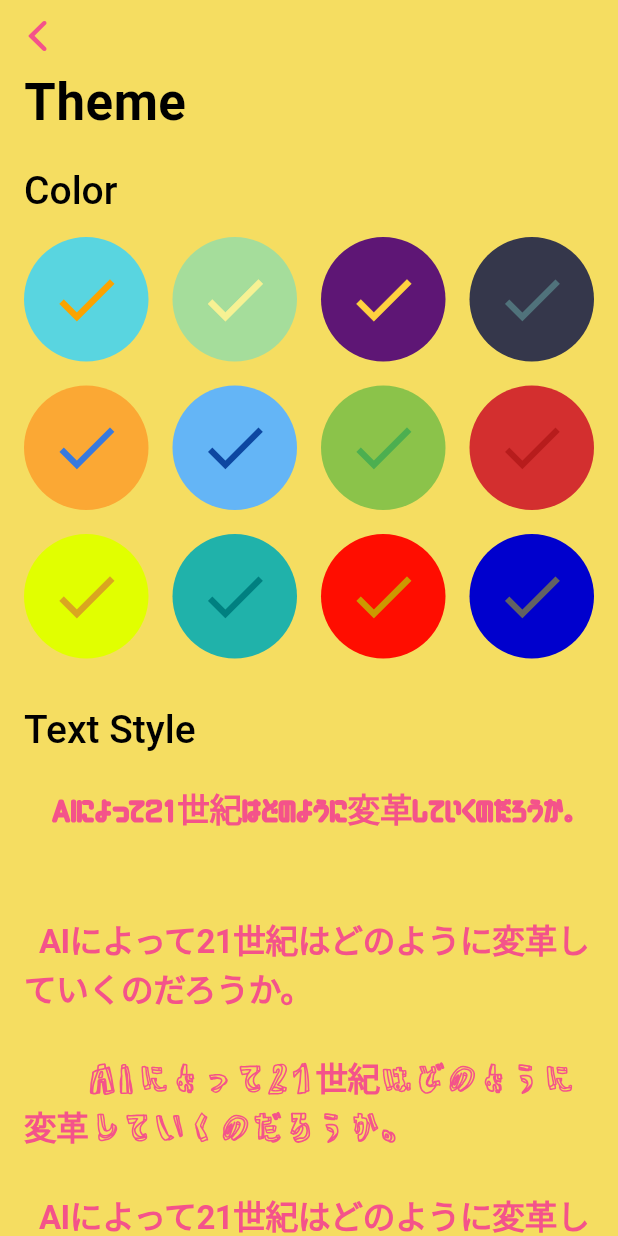
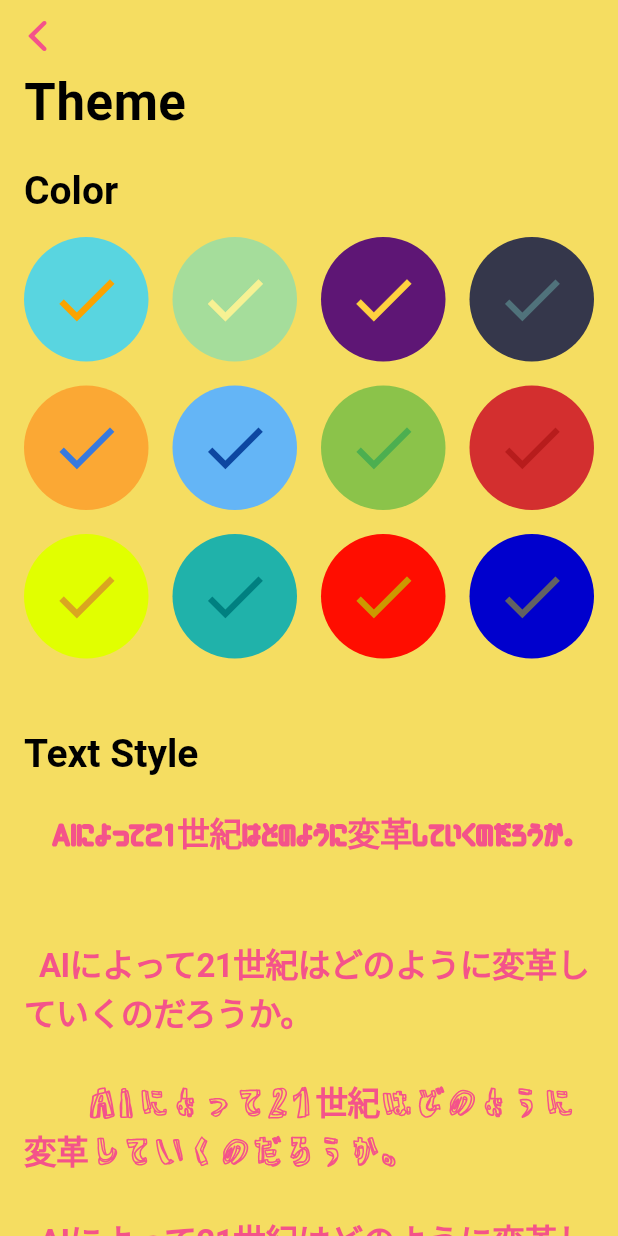
Before and after one commit to kolbe-ryo/count_habits, a Flutter app: the ThemeSettingPage screen opened directly, on a phone screen of 412 x 824 dp. Run offline on Flutter 3.47's test engine with Material 3 defaults, Android fonts, the phone set to English and light mode, and no system bars; our stand-ins replace dots_indicator, flutter_riverpod, fluttertoast, freezed_annotation, logger, lottie and 2 more; generated files the repository leaves out were written again; Roboto replaces fonts that are missing (Hachi_Maru_Pop, Rampart_One).

Commit message:
complete setting page

```diff
--- a/lib/presentation/pages/settings/theme_setting_page.dart
+++ b/lib/presentation/pages/settings/theme_setting_page.dart
@@ -37,7 +37,7 @@ class ThemeSettingPage extends ConsumerWidget {
                   color: theme.brightness == Brightness.light ? Colors.black : Colors.white,
                   fontSize: 26,
                   // fontFamily: theme.textTheme.textStyle.fontFamily,
-                  fontWeight: FontWeight.w500,
+                  fontWeight: FontWeight.bold,
                 ),
               ),
             ),
@@ -59,7 +59,7 @@ class ThemeSettingPage extends ConsumerWidget {
             ),
           ),
           const SliverToBoxAdapter(
-            child: SizedBox(height: 16),
+            child: SizedBox(height: 32),
           ),
           SliverToBoxAdapter(
             child: Padding(
@@ -69,7 +69,7 @@ class ThemeSettingPage extends ConsumerWidget {
                 style: TextStyle(
                   color: theme.brightness == Brightness.light ? Colors.black : Colors.white,
                   fontSize: 26,
-                  fontWeight: FontWeight.w500,
+                  fontWeight: FontWeight.bold,
                 ),
               ),
             ),
@@ -85,7 +85,7 @@ class ThemeSettingPage extends ConsumerWidget {
             ),
           ),
           const SliverToBoxAdapter(
-            child: SizedBox(height: 32),
+            child: SizedBox(height: 64),
           ),
         ],
       ),
```
